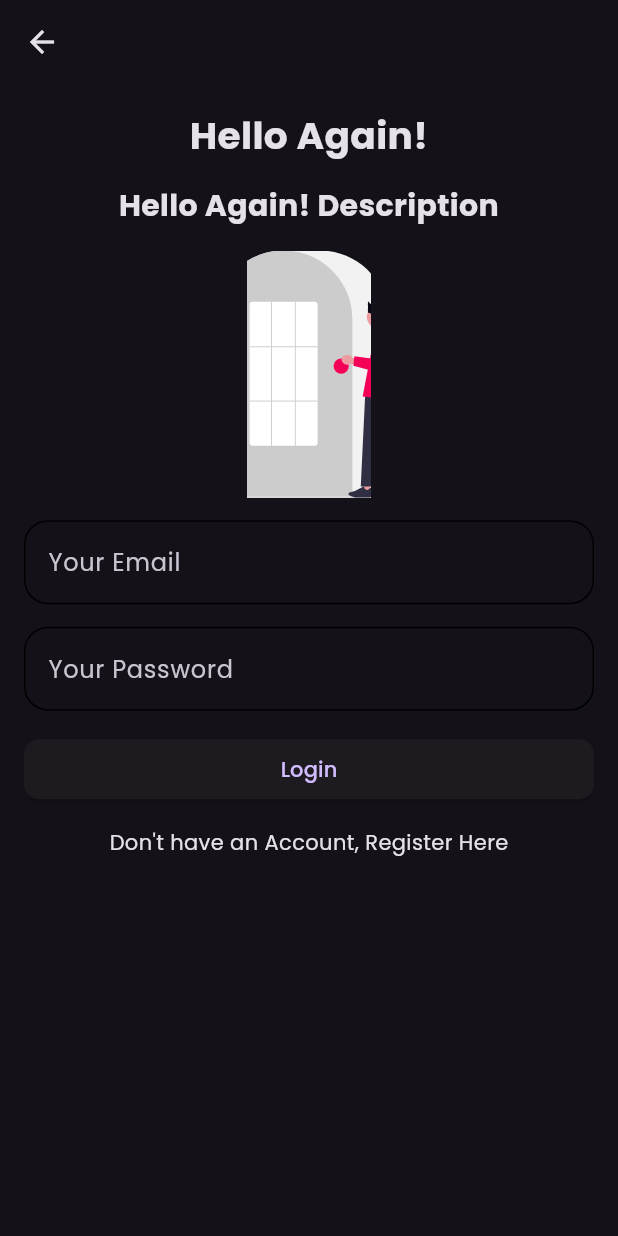
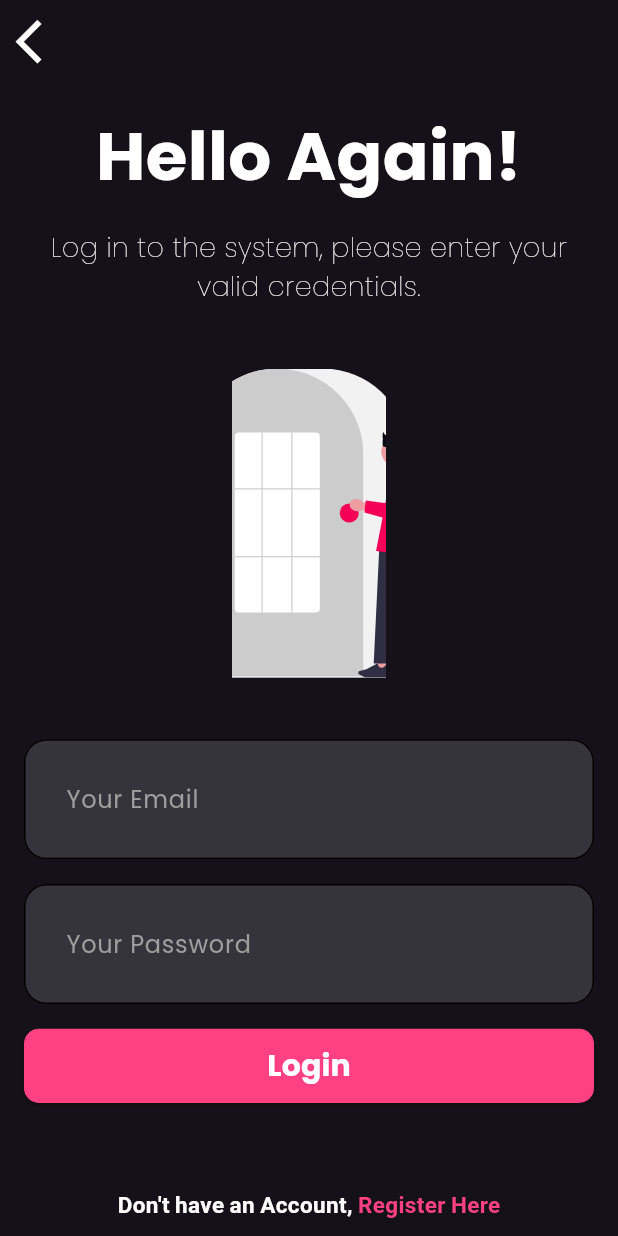
Before and after one commit to PAIshanMadusha/json-web-token-authentication, a Flutter app: the screen it shows after launch, after a tap on "Login", on a phone screen of 412 x 824 dp. Run offline on Flutter 3.47's test engine with Material 3 defaults, Android fonts, the phone set to English and light mode, and no system bars; our stand-ins replace flutter_svg, google_fonts, shared_preferences.

Commit message:
Login Page UI Improvement

```diff
--- a/flutter_client/lib/pages/login_page.dart
+++ b/flutter_client/lib/pages/login_page.dart
@@ -51,7 +51,7 @@ class _LoginPageState extends State<LoginPage> {
             context,
           ).showSnackBar(SnackBar(content: Text("Login Unsuccessfully!")));
         }
-      }finally{
+      } finally {
         setState(() {
           isLoading = false;
         });
@@ -61,8 +61,20 @@ class _LoginPageState extends State<LoginPage> {
 
   @override
   Widget build(BuildContext context) {
+    Size size = MediaQuery.of(context).size;
+
     return Scaffold(
-      appBar: AppBar(),
+      appBar: AppBar(
+        automaticallyImplyLeading: false,
+        leading: IconButton(
+          onPressed: () {
+            Navigator.pop(context);
+          },
+          icon: Icon(Icons.arrow_back_ios),
+          iconSize: 35,
+          color: Colors.white,
+        ),
+      ),
       body: SingleChildScrollView(
         child: Padding(
           padding: EdgeInsets.all(16),
@@ -73,22 +85,30 @@ class _LoginPageState extends State<LoginPage> {
                 Text(
                   "Hello Again!",
                   textAlign: TextAlign.center,
-                  style: TextStyle(fontSize: 25, fontWeight: FontWeight.bold),
+                  style: TextStyle(
+                    fontSize: 45,
+                    fontWeight: FontWeight.bold,
+                    color: Colors.white,
+                  ),
                 ),
-                SizedBox(height: 15),
+                SizedBox(height: size.height * 0.02),
                 Text(
-                  "Hello Again! Description",
+                  "Log in to the system, please enter your valid credentials.",
                   textAlign: TextAlign.center,
-                  style: TextStyle(fontSize: 20, fontWeight: FontWeight.bold),
+                  style: TextStyle(
+                    fontSize: 18,
+                    fontWeight: FontWeight.w200,
+                    color: Colors.white,
+                  ),
                 ),
-                SizedBox(height: 15),
+                SizedBox(height: size.height * 0.05),
                 SvgPicture.asset(
                   "assets/undrawlogin.svg",
-                  width: MediaQuery.of(context).size.width * 0.2,
-                  height: MediaQuery.of(context).size.height * 0.2,
+                  width: MediaQuery.of(context).size.width * 0.25,
+                  height: MediaQuery.of(context).size.height * 0.25,
                   fit: BoxFit.cover,
                 ),
-                SizedBox(height: 15),
+                SizedBox(height: size.height * 0.05),
                 CustomInputField(
                   controller: _emailController,
                   hintText: "Your Email",
@@ -102,7 +122,7 @@ class _LoginPageState extends State<LoginPage> {
                     return null;
                   },
                 ),
-                SizedBox(height: 15),
+                SizedBox(height: size.height * 0.02),
                 CustomInputField(
                   controller: _passwordController,
                   hintText: "Your Password",
@@ -114,19 +134,29 @@ class _LoginPageState extends State<LoginPage> {
                     return null;
                   },
                 ),
-                SizedBox(height: 15),
+                SizedBox(height: size.height * 0.02),
                 CustomButton(
                   isLoading: isLoading,
                   onPressed: login,
                   labelText: "Login",
                 ),
-                SizedBox(height: 15),
+                SizedBox(height: size.height * 0.07),
                 Text.rich(
                   TextSpan(
                     text: "Don't have an Account, ",
+                    style: TextStyle(
+                      fontSize: 15,
+                      fontWeight: FontWeight.bold,
+                      color: Colors.white,
+                    ),
                     children: [
                       TextSpan(
                         text: "Register Here",
+                        style: TextStyle(
+                          fontSize: 15,
+                          fontWeight: FontWeight.bold,
+                          color: Colors.pinkAccent,
+                        ),
                         recognizer:
                             TapGestureRecognizer()
                               ..onTap = () {
--- a/flutter_client/lib/pages/register_page.dart
+++ b/flutter_client/lib/pages/register_page.dart
@@ -64,7 +64,17 @@ class _RegisterPageState extends State<RegisterPage> {
   @override
   Widget build(BuildContext context) {
     return Scaffold(
-      appBar: AppBar(),
+      appBar: AppBar(
+        automaticallyImplyLeading: false,
+        leading: IconButton(
+          onPressed: () {
+            Navigator.pop(context);
+          },
+          icon: Icon(Icons.arrow_back_ios),
+          iconSize: 35,
+          color: Colors.white,
+        ),
+      ),
       body: SingleChildScrollView(
         child: Padding(
           padding: EdgeInsets.all(16),
--- a/flutter_client/lib/widgets/reusable_widgets/custom_button.dart
+++ b/flutter_client/lib/widgets/reusable_widgets/custom_button.dart
@@ -16,21 +16,28 @@ class CustomButton extends StatelessWidget {
   Widget build(BuildContext context) {
     return SizedBox(
       width: double.infinity,
+      height: MediaQuery.of(context).size.height * 0.06,
       child:
           isLoading
               ? Center(
-                child: const CircularProgressIndicator(
-                  color: Colors.pinkAccent,
-                ),
+                child: const CircularProgressIndicator(color: Colors.white),
               )
               : ElevatedButton(
                 onPressed: onPressed,
                 style: ElevatedButton.styleFrom(
+                  backgroundColor: Colors.pinkAccent,
                   shape: RoundedRectangleBorder(
                     borderRadius: BorderRadius.circular(10),
                   ),
                 ),
-                child: Text(labelText),
+                child: Text(
+                  labelText,
+                  style: TextStyle(
+                    color: Colors.white,
+                    fontWeight: FontWeight.bold,
+                    fontSize: 20,
+                  ),
+                ),
               ),
     );
   }
--- a/flutter_client/lib/widgets/reusable_widgets/custom_input_field.dart
+++ b/flutter_client/lib/widgets/reusable_widgets/custom_input_field.dart
@@ -21,11 +21,24 @@ class CustomInputField extends StatelessWidget {
       obscureText: obscureText,
       decoration: InputDecoration(
         hintText: hintText,
+        hintStyle: TextStyle(color: Colors.grey),
+        filled: true,
+        contentPadding: EdgeInsets.symmetric(horizontal: 24, vertical: 28),
         enabledBorder: OutlineInputBorder(
-          borderRadius: BorderRadius.circular(16)
+          borderRadius: BorderRadius.circular(15),
+        ),
+        focusedBorder: OutlineInputBorder(
+          borderRadius: BorderRadius.circular(20),
+        ),
+        errorBorder: OutlineInputBorder(
+          borderRadius: BorderRadius.circular(15),
+          borderSide: BorderSide(color: Colors.pinkAccent)
+        ),
+        focusedErrorBorder: OutlineInputBorder(
+          borderRadius: BorderRadius.circular(20),
         ),
       ),
-      cursorColor: Colors.blue,
+      cursorColor: Colors.pinkAccent,
       validator: validator,
     );
   }
```
